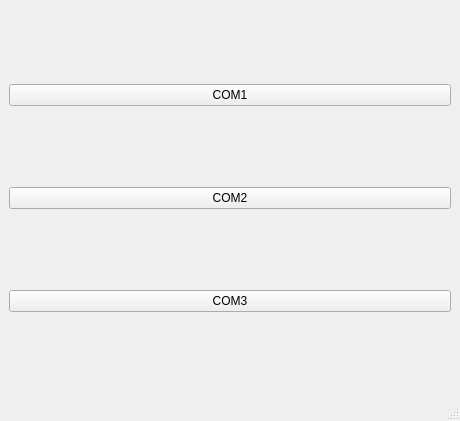
The window that mainwindow.ui (liutaoluke/qt5-mbrtuSerialMaster) describes before a commit, drawn with Qt 5.
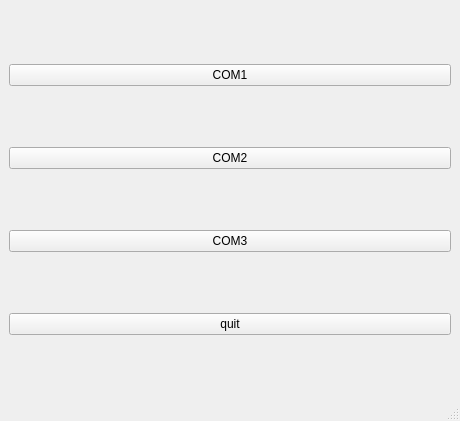
The same window after the commit.

```diff
--- a/mainwindow.ui
+++ b/mainwindow.ui
@@ -36,6 +36,13 @@
       </property>
      </widget>
     </item>
+    <item>
+     <widget class="QPushButton" name="pushButtonQuit">
+      <property name="text">
+       <string>quit</string>
+      </property>
+     </widget>
+    </item>
    </layout>
   </widget>
   <widget class="QMenuBar" name="menubar">
```
